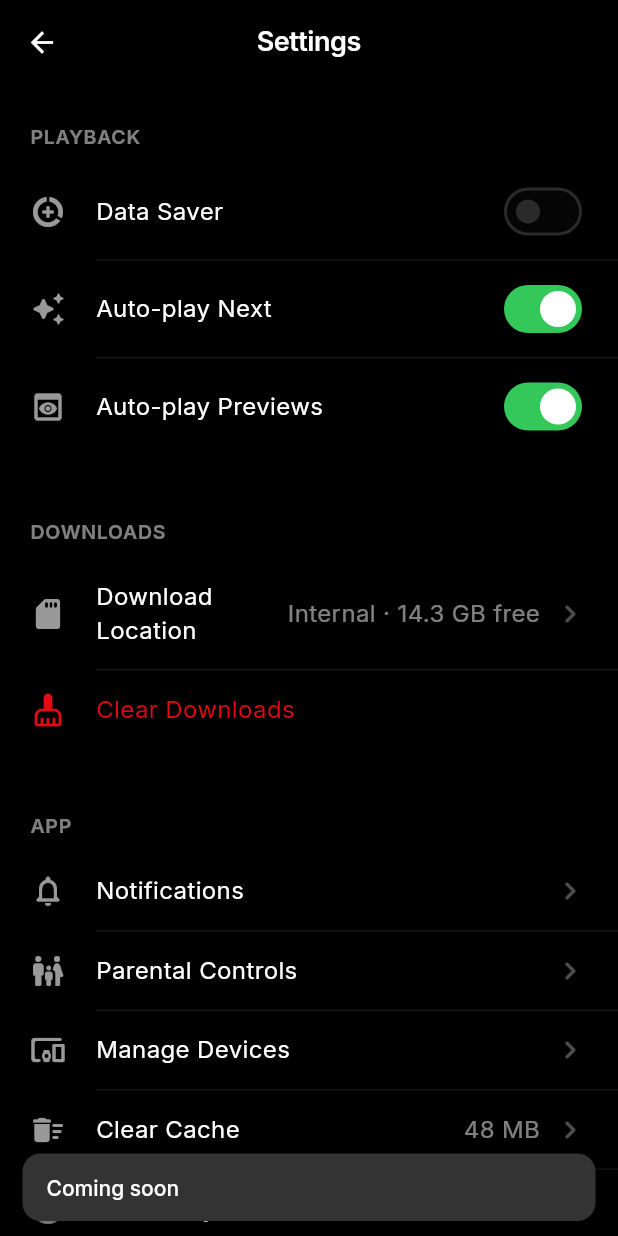
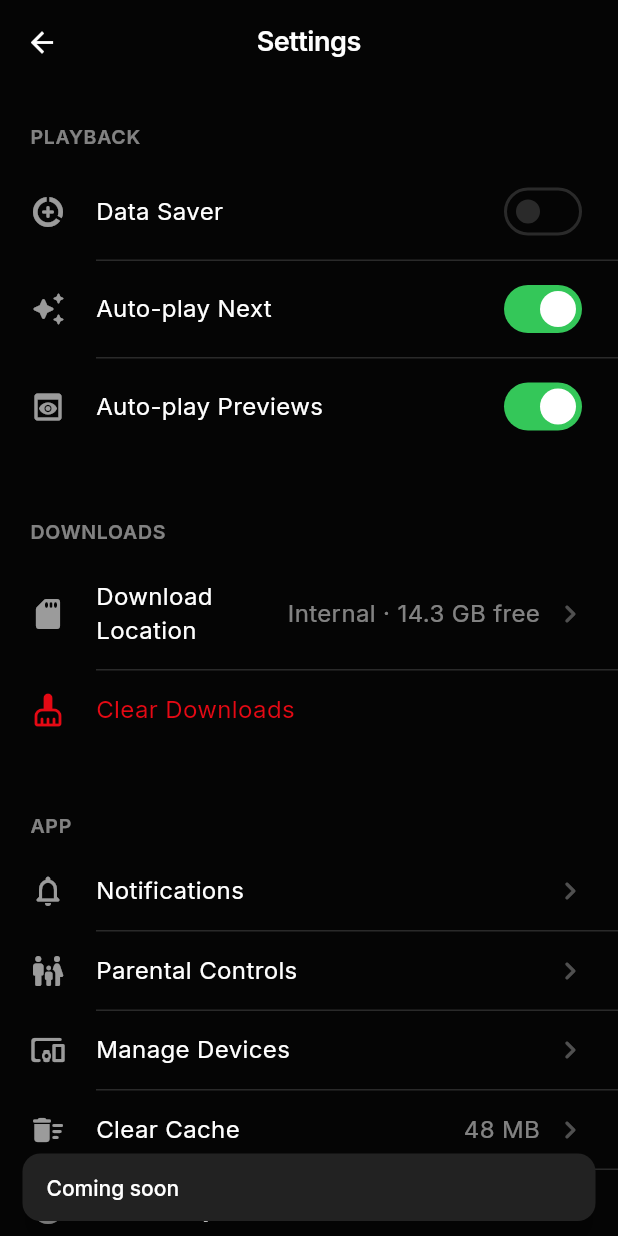
Before and after one commit to dvscvjwer/ssdff, a Flutter app: the SettingsScreen screen opened directly, after a tap on "Download Location", on a phone screen of 412 x 824 dp. Run offline on Flutter 3.47's test engine with Material 3 defaults, Android fonts, the phone set to English and light mode, and no system bars; our stand-ins replace cached_network_image, google_fonts, image_picker, shared_preferences, video_player; accounts and stored records are empty; network calls fail.

Commit message:
Redesign: settings_screen.dart

```diff
--- a/lib/screens/settings_screen.dart
+++ b/lib/screens/settings_screen.dart
@@ -1,8 +1,14 @@
+// ─────────────────────────────────────────────────────────────
+//  settings_screen.dart — SkyLive Redesign
+// ─────────────────────────────────────────────────────────────
+
 import 'package:flutter/material.dart';
 
 import '../l10n/app_localizations.dart';
 import '../services/user_state.dart';
+import '../theme/app_theme.dart';
 
+// ─── Screen ──────────────────────────────────────────────────
 class SettingsScreen extends StatefulWidget {
   const SettingsScreen({super.key});
 
@@ -19,20 +25,20 @@ class _SettingsScreenState extends State<SettingsScreen> {
   Widget build(BuildContext context) {
     final s = AppLocalizations.of(context);
     return Scaffold(
-      backgroundColor: Colors.black, // Pure OLED Black
+      backgroundColor: AppColors.background,
       appBar: AppBar(
-        backgroundColor: Colors.black,
+        backgroundColor: AppColors.background,
         elevation: 0,
         title: Text(
           s.settingsTitle,
           style: const TextStyle(
-            color: Colors.white,
+            color: AppColors.textPrimary,
             fontSize: 18,
             fontWeight: FontWeight.w600,
           ),
         ),
         centerTitle: true,
-        iconTheme: const IconThemeData(color: Colors.white),
+        iconTheme: const IconThemeData(color: AppColors.textPrimary),
       ),
       body: ListView(
         children: [
@@ -46,21 +52,21 @@ class _SettingsScreenState extends State<SettingsScreen> {
             value: _dataSaver,
             onChanged: (v) => setState(() => _dataSaver = v),
           ),
-          _MinimalDivider(),
+          const _MinimalDivider(),
           _MinimalToggleTile(
             icon: Icons.auto_awesome_rounded,
             label: s.settingsAutoplayNext,
             value: _autoplayNext,
             onChanged: (v) => setState(() => _autoplayNext = v),
           ),
-          _MinimalDivider(),
+          const _MinimalDivider(),
           _MinimalToggleTile(
             icon: Icons.preview_rounded,
             label: s.settingsAutoplayPreviews,
             value: _autoplayPreviews,
             onChanged: (v) => setState(() => _autoplayPreviews = v),
           ),
-          _SectionFooter(),
+          const _SectionFooter(),
 
           // ─── Storage & Downloads ───
           _SectionHeader(title: s.settingsGroupDownloads),
@@ -70,16 +76,16 @@ class _SettingsScreenState extends State<SettingsScreen> {
             subtitle: s.settingsDownloadLocationValue,
             onTap: () => _toast(s.snackComingSoon),
           ),
-          _MinimalDivider(),
+          const _MinimalDivider(),
           _MinimalTile(
             icon: Icons.cleaning_services_rounded,
             label: s.settingsClearDownloads,
-            textColor: const Color(0xFFE50914),
-            iconColor: const Color(0xFFE50914),
+            textColor: AppColors.primary,
+            iconColor: AppColors.primary,
             showArrow: false,
             onTap: _clearDownloads,
           ),
-          _SectionFooter(),
+          const _SectionFooter(),
 
           // ─── App Configuration ───
           _SectionHeader(title: s.settingsGroupApp),
@@ -88,26 +94,26 @@ class _SettingsScreenState extends State<SettingsScreen> {
             label: s.menuNotifications,
             onTap: () => _toast(s.snackComingSoon),
           ),
-          _MinimalDivider(),
+          const _MinimalDivider(),
           _MinimalTile(
             icon: Icons.family_restroom_rounded,
             label: s.menuParental,
             onTap: () => _toast(s.snackComingSoon),
           ),
-          _MinimalDivider(),
+          const _MinimalDivider(),
           _MinimalTile(
             icon: Icons.devices_other_rounded,
             label: s.settingsManageDevices,
             onTap: () => _toast(s.snackComingSoon),
           ),
-          _MinimalDivider(),
+          const _MinimalDivider(),
           _MinimalTile(
             icon: Icons.delete_sweep_rounded,
             label: s.settingsClearCache,
             subtitle: s.settingsCacheSize(48),
             onTap: () => _toast(s.snackSettingsSaved),
           ),
-          _MinimalDivider(),
+          const _MinimalDivider(),
           _MinimalTile(
             icon: Icons.info_outline_rounded,
             label: s.settingsAboutApp,
@@ -129,8 +135,9 @@ class _SettingsScreenState extends State<SettingsScreen> {
   void _toast(String text) {
     ScaffoldMessenger.of(context).showSnackBar(
       SnackBar(
-        content: Text(text, style: const TextStyle(color: Colors.white)),
-        backgroundColor: const Color(0xFF333333),
+        content:
+            Text(text, style: const TextStyle(color: AppColors.textPrimary)),
+        backgroundColor: AppColors.surfaceHigh,
         behavior: SnackBarBehavior.floating,
         duration: const Duration(seconds: 2),
       ),
@@ -146,17 +153,21 @@ class _SettingsScreenState extends State<SettingsScreen> {
     final ok = await showDialog<bool>(
       context: context,
       builder: (ctx) => AlertDialog(
-        backgroundColor: const Color(0xFF141414),
-        title: Text(s.downloadsClearTitle, style: const TextStyle(color: Colors.white)),
-        content: Text(s.downloadsClearMessage, style: const TextStyle(color: Colors.white70)),
+        backgroundColor: AppColors.surfaceModal,
+        title: Text(s.downloadsClearTitle,
+            style: const TextStyle(color: AppColors.textPrimary)),
+        content: Text(s.downloadsClearMessage,
+            style: const TextStyle(color: AppColors.textSecondary)),
         actions: [
           TextButton(
             onPressed: () => Navigator.pop(ctx, false),
-            child: Text(s.dialogCancel, style: const TextStyle(color: Colors.white54)),
+            child: Text(s.dialogCancel,
+                style: const TextStyle(color: AppColors.textTertiary)),
           ),
           TextButton(
             onPressed: () => Navigator.pop(ctx, true),
-            child: Text(s.dialogConfirm, style: const TextStyle(color: Color(0xFFE50914))),
+            child: Text(s.dialogConfirm,
+                style: const TextStyle(color: AppColors.primary)),
           ),
         ],
       ),
@@ -170,9 +181,9 @@ class _SettingsScreenState extends State<SettingsScreen> {
   }
 }
 
-// ─────────────────────────────────────────
-// UI Components
-// ─────────────────────────────────────────
+// ─────────────────────────────────────────────────────────────
+//  UI Components
+// ─────────────────────────────────────────────────────────────
 
 class _SectionHeader extends StatelessWidget {
   final String title;
@@ -182,11 +193,12 @@ class _SectionHeader extends StatelessWidget {
   Widget build(BuildContext context) {
     return Container(
       width: double.infinity,
-      padding: const EdgeInsets.only(left: 20, right: 20, bottom: 8, top: 10),
+      padding:
+          const EdgeInsets.only(left: 20, right: 20, bottom: 8, top: 10),
       child: Text(
         title.toUpperCase(),
         style: TextStyle(
-          color: Colors.white.withValues(alpha: 0.5),
+          color: AppColors.textPrimary.withValues(alpha: 0.5),
           fontSize: 13,
           fontWeight: FontWeight.w600,
           letterSpacing: 0.5,
@@ -197,6 +209,8 @@ class _SectionHeader extends StatelessWidget {
 }
 
 class _SectionFooter extends StatelessWidget {
+  const _SectionFooter();
+
   @override
   Widget build(BuildContext context) {
     return const SizedBox(height: 32);
@@ -204,13 +218,15 @@ class _SectionFooter extends StatelessWidget {
 }
 
 class _MinimalDivider extends StatelessWidget {
+  const _MinimalDivider();
+
   @override
   Widget build(BuildContext context) {
     return Padding(
       padding: const EdgeInsets.only(left: 64),
       child: Container(
         height: 1,
-        color: Colors.white.withValues(alpha: 0.08),
+        color: AppColors.divider,
       ),
     );
   }
@@ -244,8 +260,9 @@ class _MinimalTileState extends State<_MinimalTile> {
 
   @override
   Widget build(BuildContext context) {
-    final iColor = widget.iconColor ?? Colors.white.withValues(alpha: 0.6);
-    final tColor = widget.textColor ?? Colors.white;
+    final iColor =
+        widget.iconColor ?? AppColors.textPrimary.withValues(alpha: 0.6);
+    final tColor = widget.textColor ?? AppColors.textPrimary;
 
     return GestureDetector(
       onTapDown: (_) => setState(() => _pressed = true),
@@ -254,8 +271,11 @@ class _MinimalTileState extends State<_MinimalTile> {
       onTap: widget.onTap,
       child: AnimatedContainer(
         duration: const Duration(milliseconds: 100),
-        color: _pressed ? Colors.white.withValues(alpha: 0.05) : Colors.transparent,
-        padding: const EdgeInsets.symmetric(horizontal: 20, vertical: 14),
+        color: _pressed
+            ? AppColors.textPrimary.withValues(alpha: 0.05)
+            : Colors.transparent,
+        padding:
+            const EdgeInsets.symmetric(horizontal: 20, vertical: 14),
         child: Row(
           children: [
             Icon(widget.icon, size: 24, color: iColor),
@@ -274,7 +294,7 @@ class _MinimalTileState extends State<_MinimalTile> {
               Text(
                 widget.subtitle!,
                 style: TextStyle(
-                  color: Colors.white.withValues(alpha: 0.5),
+                  color: AppColors.textPrimary.withValues(alpha: 0.5),
                   fontSize: 16,
                   fontWeight: FontWeight.w400,
                 ),
@@ -282,7 +302,9 @@ class _MinimalTileState extends State<_MinimalTile> {
             if (widget.subtitle != null && widget.showArrow)
               const SizedBox(width: 8),
             if (widget.showArrow)
-              Icon(Icons.chevron_right_rounded, color: Colors.white.withValues(alpha: 0.3), size: 24),
+              Icon(Icons.chevron_right_rounded,
+                  color: AppColors.textPrimary.withValues(alpha: 0.3),
+                  size: 24),
           ],
         ),
       ),
@@ -309,13 +331,15 @@ class _MinimalToggleTile extends StatelessWidget {
       padding: const EdgeInsets.symmetric(horizontal: 20, vertical: 8),
       child: Row(
         children: [
-          Icon(icon, size: 24, color: Colors.white.withValues(alpha: 0.6)),
+          Icon(icon,
+              size: 24,
+              color: AppColors.textPrimary.withValues(alpha: 0.6)),
           const SizedBox(width: 20),
           Expanded(
             child: Text(
               label,
               style: const TextStyle(
-                color: Colors.white,
+                color: AppColors.textPrimary,
                 fontSize: 16,
                 fontWeight: FontWeight.w400,
               ),
@@ -323,8 +347,8 @@ class _MinimalToggleTile extends StatelessWidget {
           ),
           Switch.adaptive(
             value: value,
-            activeColor: Colors.white,
-            activeTrackColor: const Color(0xFF34C759), // iOS Green
+            activeColor: AppColors.textPrimary,
+            activeTrackColor: const Color(0xFF34C759),
             onChanged: onChanged,
           ),
         ],
```
